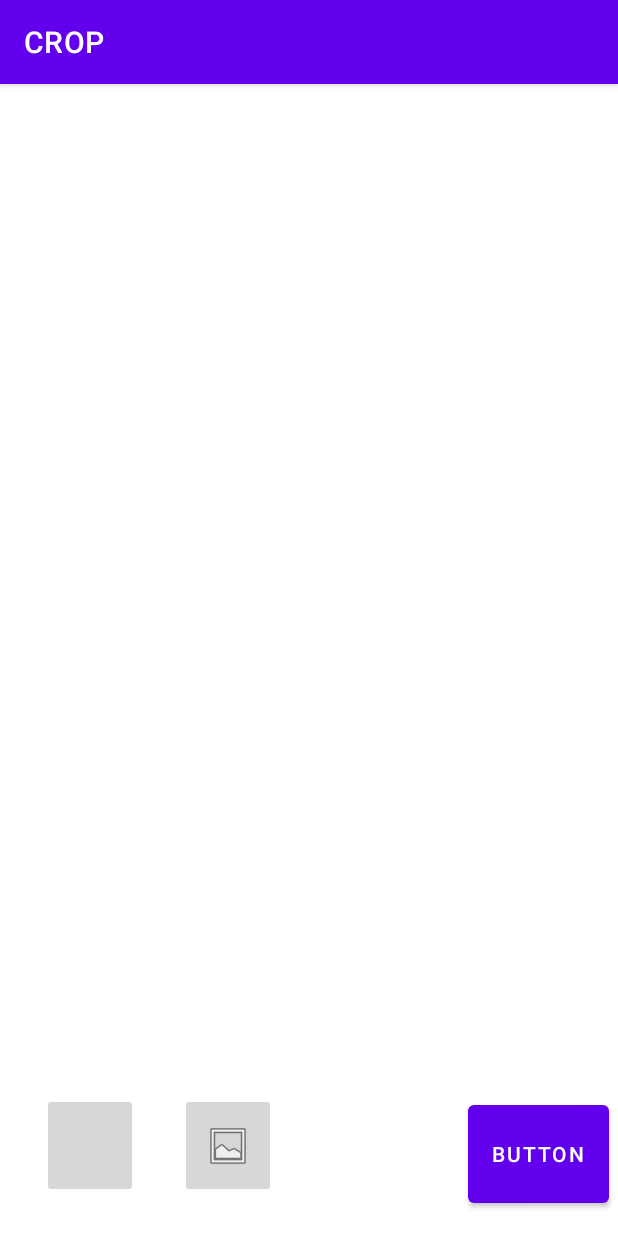
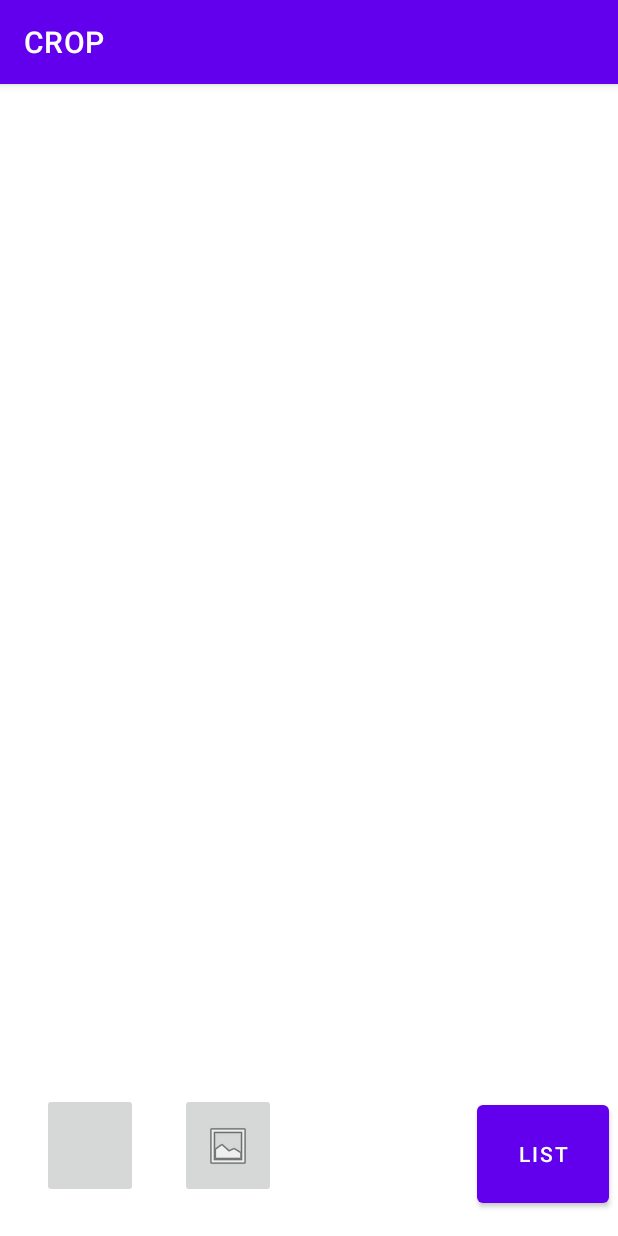
Before and after one commit to NatchaponBoontharaksa/CROP_IMG, an Android app: the screen it shows after launch (MainActivity), on a phone screen of 412 x 824 dp. Run offline under Robolectric (Android 15) with nearby library versions, the phone set to English and light mode, and no system bars; libraries missing offline, so code that uses them is left out: com.theartofdev.edmodo.

Commit message:
[Add] - Add onclick of camera, gallery and list button

```diff
--- a/CROP_TEST/app/src/main/java/com/example/crop/MainActivity.java
+++ b/CROP_TEST/app/src/main/java/com/example/crop/MainActivity.java
@@ -9,6 +9,7 @@ import android.os.Bundle;
 import android.provider.MediaStore;
 import android.view.View;
 import android.widget.Button;
+import android.widget.ImageButton;
 import android.widget.ImageView;
 
 import com.theartofdev.edmodo.cropper.CropImage;
@@ -24,15 +25,33 @@ public class MainActivity extends AppCompatActivity {
     protected void onCreate(Bundle savedInstanceState) {
         super.onCreate(savedInstanceState);
         setContentView(R.layout.activity_main);
-        Button mBrowse = findViewById(R.id.Browse);
+        Button mList_btn = findViewById(R.id.list_btn);
+        ImageButton mCamera_btn = findViewById(R.id.camera_btn);
+        ImageButton mGallery_btn = findViewById(R.id.gallery_btn);
         Img = findViewById(R.id.imageView);
 
-        mBrowse.setOnClickListener(new View.OnClickListener() {
+        mList_btn.setOnClickListener(new View.OnClickListener() {
+            @Override
+            public void onClick(View v) {
+
+            }
+        });
+
+        mGallery_btn.setOnClickListener(new View.OnClickListener() {
             @Override
             public void onClick(View v) {
                 pickFromGallery();
             }
         });
+
+        mCamera_btn.setOnClickListener(new View.OnClickListener() {
+            @Override
+            public void onClick(View v) {
+
+            }
+        });
+
+
     }
 
     private void pickFromGallery() {
--- a/CROP_TEST/app/src/main/res/layout/activity_main.xml
+++ b/CROP_TEST/app/src/main/res/layout/activity_main.xml
@@ -30,7 +30,7 @@
         android:layout_weight="85">
 
         <Button
-            android:id="@+id/Browse"
+            android:id="@+id/list_btn"
             android:layout_width="wrap_content"
             android:layout_height="77dp"
             android:layout_alignParentTop="true"
@@ -38,7 +38,7 @@
             android:layout_marginTop="21dp"
             android:layout_marginEnd="6dp"
             android:layout_marginBottom="16dp"
-            android:text="Button"
+            android:text="@string/list_str"
             app:layout_constraintBottom_toBottomOf="parent"
             app:layout_constraintEnd_toEndOf="parent"
             app:layout_constraintStart_toStartOf="parent" />
--- a/CROP_TEST/app/src/main/res/values/strings.xml
+++ b/CROP_TEST/app/src/main/res/values/strings.xml
@@ -2,4 +2,5 @@
     <string name="app_name">CROP</string>
     <string name="gallery_str">GALLERY</string>
     <string name="camera_str">CAMERA</string>
+    <string name="list_str">LIST</string>
 </resources>
```
